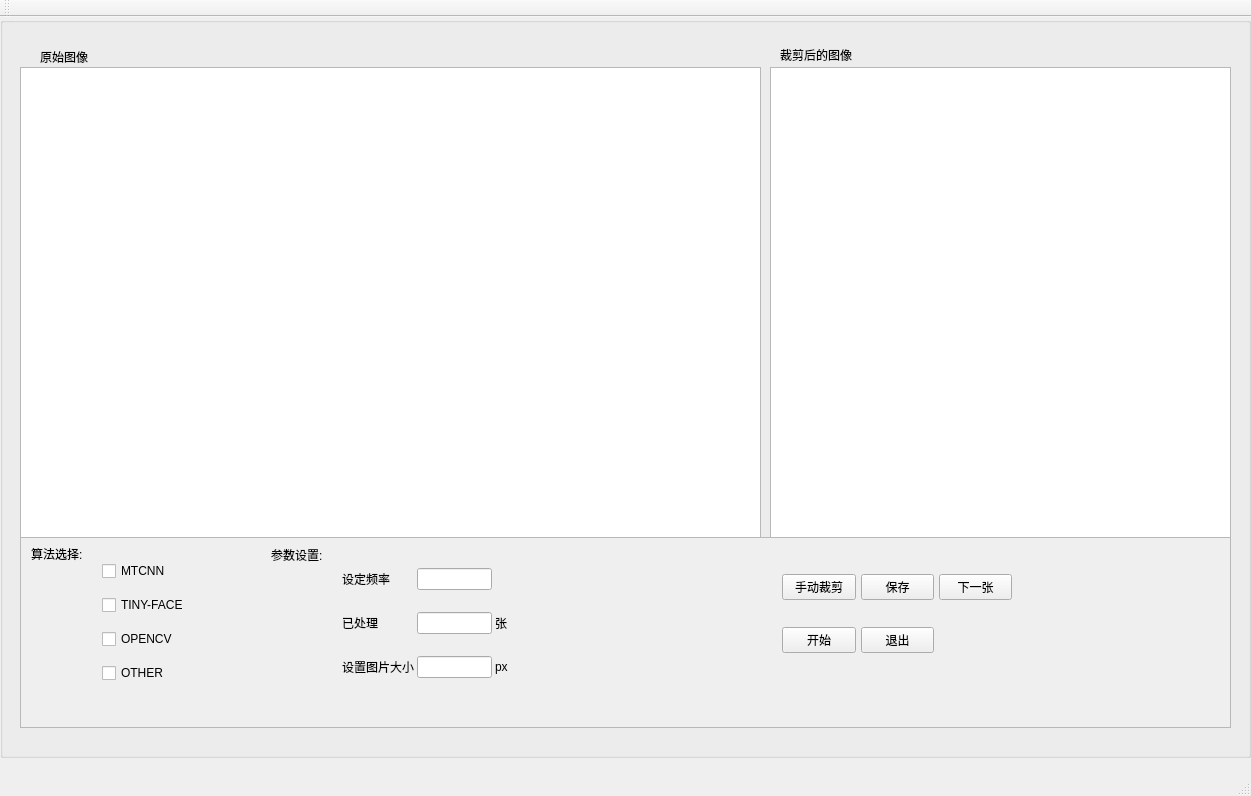
This is faceTool/mainwindow.ui in jmu201521121021/faceMarkTool as Qt 5 draws it before an edit. The edited form follows.
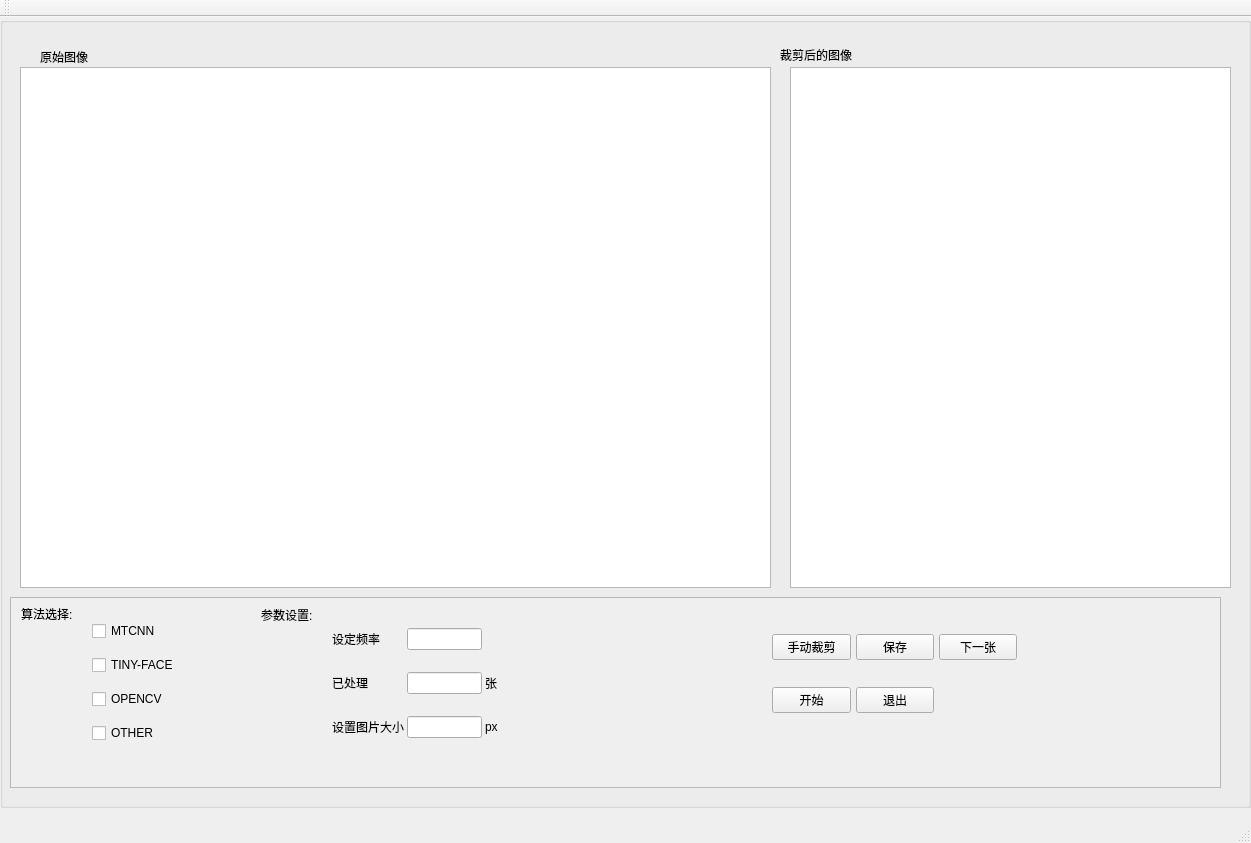
This is the edited form.

```diff
--- a/faceTool/mainwindow.ui
+++ b/faceTool/mainwindow.ui
@@ -7,7 +7,7 @@
     <x>0</x>
     <y>0</y>
     <width>1251</width>
-    <height>796</height>
+    <height>843</height>
    </rect>
   </property>
   <property name="windowTitle">
@@ -20,7 +20,7 @@
       <x>0</x>
       <y>0</y>
       <width>1251</width>
-      <height>741</height>
+      <height>791</height>
      </rect>
     </property>
     <property name="title">
@@ -29,8 +29,8 @@
     <widget class="QScrollArea" name="scrollArea">
      <property name="geometry">
       <rect>
-       <x>20</x>
-       <y>520</y>
+       <x>10</x>
+       <y>580</y>
        <width>1211</width>
        <height>191</height>
       </rect>
@@ -183,7 +183,7 @@
         <rect>
          <x>750</x>
          <y>0</y>
-         <width>252</width>
+         <width>267</width>
          <height>151</height>
         </rect>
        </property>
@@ -264,18 +264,18 @@
       <rect>
        <x>20</x>
        <y>50</y>
-       <width>741</width>
-       <height>471</height>
+       <width>751</width>
+       <height>521</height>
       </rect>
      </property>
     </widget>
     <widget class="QGraphicsView" name="resultImage">
      <property name="geometry">
       <rect>
-       <x>770</x>
+       <x>790</x>
        <y>50</y>
-       <width>461</width>
-       <height>471</height>
+       <width>441</width>
+       <height>521</height>
       </rect>
      </property>
     </widget>
```
Left out of the diff: 4 changed lines with no effect on the pictures.
